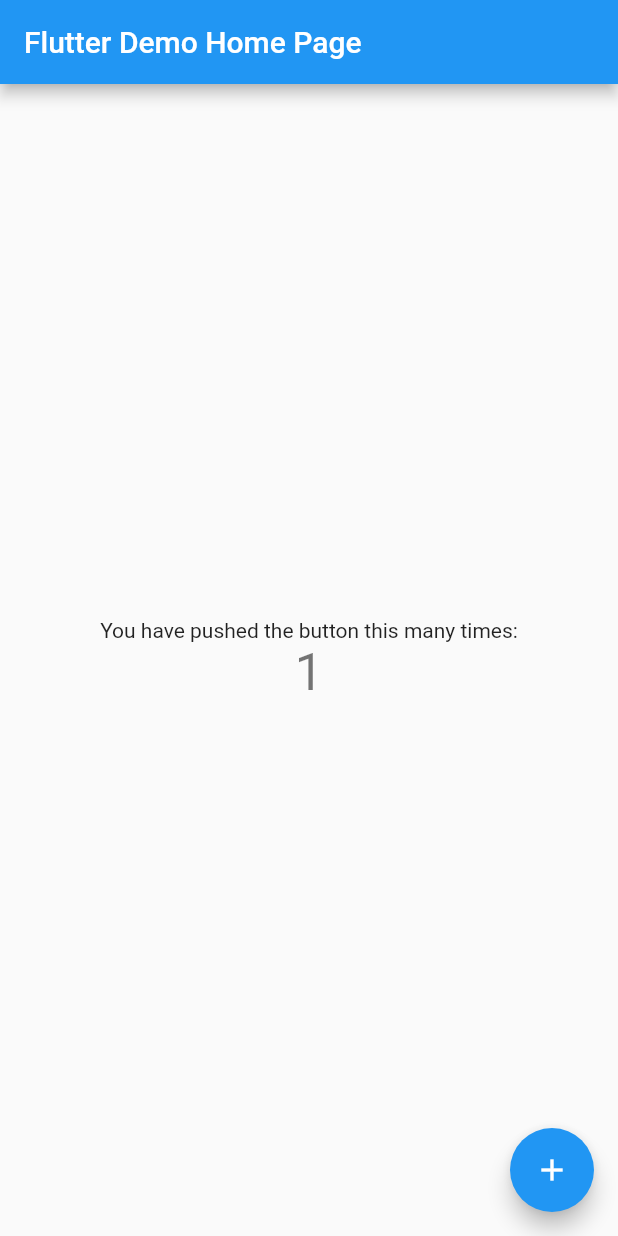
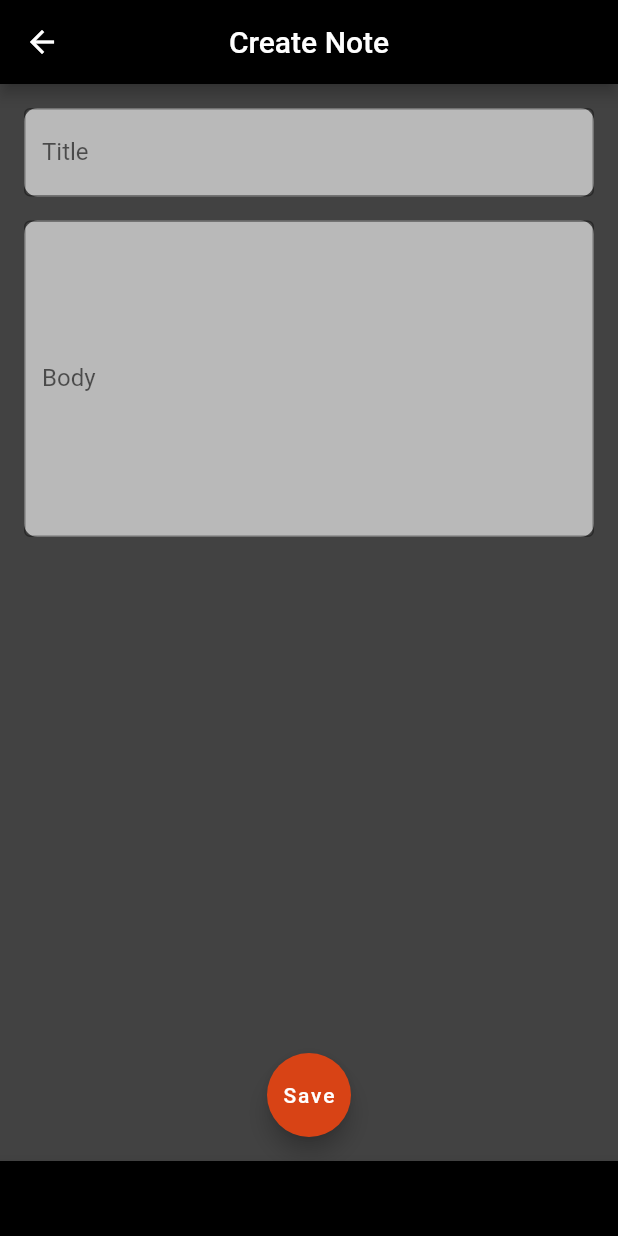
Before and after one commit to gurparshad/flutter-notes-application, a Flutter app: the screen it shows after launch, after a tap on the "add" icon, on a phone screen of 412 x 824 dp. Run offline on Flutter 3.47's test engine with Material 2 defaults, Android fonts, the phone set to English and light mode, and no system bars; our stand-ins replace cloud_firestore; accounts and stored records are empty.

Commit message:
firebase integration

```diff
--- /dev/null
+++ b/lib/create.dart
@@ -0,0 +1,93 @@
+import 'package:cloud_firestore/cloud_firestore.dart';
+import 'package:flutter/material.dart';
+
+class Create extends StatefulWidget {
+  @override
+  _CreateState createState() => _CreateState();
+}
+
+class _CreateState extends State<Create> {
+  final title = new TextEditingController();
+  final body = new TextEditingController();
+
+  saveNote() async {
+    await Firestore.instance
+        .collection('notes')
+        .document()
+        .setData({'title': title.text, 'body': body.text});
+    Navigator.pop(context);
+  }
+
+  @override
+  Widget build(BuildContext context) {
+    return Scaffold(
+      floatingActionButtonLocation: FloatingActionButtonLocation.centerFloat,
+      floatingActionButton: FloatingActionButton(
+        onPressed: () {
+          saveNote();
+        },
+        child: Text("Save"),
+        backgroundColor: Color(0xffd84315),
+      ),
+      bottomNavigationBar: BottomAppBar(
+        child: Container(
+          color: Colors.black,
+          height: 50,
+        ),
+      ),
+      backgroundColor: Color(0xff424242),
+      appBar: AppBar(
+        title: Text("Create Note"),
+        centerTitle: true,
+        backgroundColor: Colors.black,
+      ),
+      body: Padding(
+        padding: const EdgeInsets.all(8.0),
+        child: Column(
+          children: <Widget>[
+            Padding(
+              padding: const EdgeInsets.all(8.0),
+              child: Container(
+                decoration: BoxDecoration(
+                    borderRadius: BorderRadius.all(Radius.circular(9)),
+                    color: Color(0xa1ffffff)),
+                child: TextField(
+                  controller: title,
+                  decoration: InputDecoration(
+                    floatingLabelBehavior: FloatingLabelBehavior.never,
+                    border: OutlineInputBorder(),
+                    labelText: 'Title',
+                    focusedBorder: OutlineInputBorder(
+                      borderSide: const BorderSide(color: Colors.grey),
+                    ),
+                  ),
+                ),
+              ),
+            ),
+            Padding(
+              padding: const EdgeInsets.all(8.0),
+              child: Container(
+                decoration: BoxDecoration(
+                  borderRadius: BorderRadius.all(Radius.circular(9)),
+                  color: Color(0xa1ffffff),
+                ),
+                child: TextField(
+                  maxLines: 9,
+                  controller: body,
+                  decoration: InputDecoration(
+                    floatingLabelBehavior: FloatingLabelBehavior.never,
+                    border: OutlineInputBorder(),
+                    labelText: 'Body',
+                    focusedBorder: OutlineInputBorder(
+                      borderSide: const BorderSide(color: Colors.grey),
+                    ),
+                  ),
+                ),
+              ),
+            ),
+          ],
+        ),
+      ),
+    );
+  }
+}
--- a/lib/main.dart
+++ b/lib/main.dart
@@ -1,117 +1,10 @@
 import 'package:flutter/material.dart';
 
+import 'notes.dart';
+
 void main() {
-  runApp(MyApp());
+  runApp(MaterialApp(
+    home: Notes(),
+    debugShowCheckedModeBanner: false,
+  ));
 }
-
-class MyApp extends StatelessWidget {
-  // This widget is the root of your application.
-  @override
-  Widget build(BuildContext context) {
-    return MaterialApp(
-      title: 'Flutter Demo',
-      theme: ThemeData(
-        // This is the theme of your application.
-        //
-        // Try running your application with "flutter run". You'll see the
-        // application has a blue toolbar. Then, without quitting the app, try
-        // changing the primarySwatch below to Colors.green and then invoke
-        // "hot reload" (press "r" in the console where you ran "flutter run",
-        // or simply save your changes to "hot reload" in a Flutter IDE).
-        // Notice that the counter didn't reset back to zero; the application
-        // is not restarted.
-        primarySwatch: Colors.blue,
-        // This makes the visual density adapt to the platform that you run
-        // the app on. For desktop platforms, the controls will be smaller and
-        // closer together (more dense) than on mobile platforms.
-        visualDensity: VisualDensity.adaptivePlatformDensity,
-      ),
-      home: MyHomePage(title: 'Flutter Demo Home Page'),
-    );
-  }
-}
-
-class MyHomePage extends StatefulWidget {
-  MyHomePage({Key key, this.title}) : super(key: key);
-
-  // This widget is the home page of your application. It is stateful, meaning
-  // that it has a State object (defined below) that contains fields that affect
-  // how it looks.
-
-  // This class is the configuration for the state. It holds the values (in this
-  // case the title) provided by the parent (in this case the App widget) and
-  // used by the build method of the State. Fields in a Widget subclass are
-  // always marked "final".
-
-  final String title;
-
-  @override
-  _MyHomePageState createState() => _MyHomePageState();
-}
-
-class _MyHomePageState extends State<MyHomePage> {
-  int _counter = 0;
-
-  void _incrementCounter() {
-    setState(() {
-      // This call to setState tells the Flutter framework that something has
-      // changed in this State, which causes it to rerun the build method below
-      // so that the display can reflect the updated values. If we changed
-      // _counter without calling setState(), then the build method would not be
-      // called again, and so nothing would appear to happen.
-      _counter++;
-    });
-  }
-
-  @override
-  Widget build(BuildContext context) {
-    // This method is rerun every time setState is called, for instance as done
-    // by the _incrementCounter method above.
-    //
-    // The Flutter framework has been optimized to make rerunning build methods
-    // fast, so that you can just rebuild anything that needs updating rather
-    // than having to individually change instances of widgets.
-    return Scaffold(
-      appBar: AppBar(
-        // Here we take the value from the MyHomePage object that was created by
-        // the App.build method, and use it to set our appbar title.
-        title: Text(widget.title),
-      ),
-      body: Center(
-        // Center is a layout widget. It takes a single child and positions it
-        // in the middle of the parent.
-        child: Column(
-          // Column is also a layout widget. It takes a list of children and
-          // arranges them vertically. By default, it sizes itself to fit its
-          // children horizontally, and tries to be as tall as its parent.
-          //
-          // Invoke "debug painting" (press "p" in the console, choose the
-          // "Toggle Debug Paint" action from the Flutter Inspector in Android
-          // Studio, or the "Toggle Debug Paint" command in Visual Studio Code)
-          // to see the wireframe for each widget.
-          //
-          // Column has various properties to control how it sizes itself and
-          // how it positions its children. Here we use mainAxisAlignment to
-          // center the children vertically; the main axis here is the vertical
-          // axis because Columns are vertical (the cross axis would be
-          // horizontal).
-          mainAxisAlignment: MainAxisAlignment.center,
-          children: <Widget>[
-            Text(
-              'You have pushed the button this many times:',
-            ),
-            Text(
-              '$_counter',
-              style: Theme.of(context).textTheme.headline4,
-            ),
-          ],
-        ),
-      ),
-      floatingActionButton: FloatingActionButton(
-        onPressed: _incrementCounter,
-        tooltip: 'Increment',
-        child: Icon(Icons.add),
-      ), // This trailing comma makes auto-formatting nicer for build methods.
-    );
-  }
-}
--- /dev/null
+++ b/lib/notes.dart
@@ -0,0 +1,76 @@
+import 'package:flutter/material.dart';
+import 'package:cloud_firestore/cloud_firestore.dart';
+import 'create.dart';
+
+class Notes extends StatefulWidget {
+  @override
+  _NotesState createState() => _NotesState();
+}
+
+class _NotesState extends State<Notes> {
+  @override
+  Widget build(BuildContext context) {
+    return Scaffold(
+        backgroundColor: Color(0xff424242),
+        appBar: AppBar(
+          title: Text("Notes App"),
+          centerTitle: true,
+          backgroundColor: Colors.black,
+        ),
+        floatingActionButtonLocation: FloatingActionButtonLocation.centerDocked,
+        floatingActionButton: FloatingActionButton(
+          onPressed: () {
+            Navigator.push(
+              context,
+              MaterialPageRoute(builder: (context) => Create()),
+            );
+          },
+          child: Icon(Icons.add),
+          elevation: 0,
+          backgroundColor: Color(0xffd84315),
+        ),
+        bottomNavigationBar: BottomAppBar(
+          child: Container(
+            color: Colors.black,
+            height: 50,
+          ),
+        ),
+        body: StreamBuilder<QuerySnapshot>(
+          stream: Firestore.instance.collection('notes').snapshots(),
+          builder:
+              (BuildContext context, AsyncSnapshot<QuerySnapshot> snapshot) {
+            if (snapshot.hasError) return new Text('Error: ${snapshot.error}');
+            switch (snapshot.connectionState) {
+              case ConnectionState.waiting:
+                return new Text('Loading...');
+              default:
+                return new ListView(
+                  children:
+                      snapshot.data.documents.map((DocumentSnapshot document) {
+                    return Padding(
+                      padding: const EdgeInsets.all(8.0),
+                      child: Card(
+                        elevation: 0,
+                        color: Color(0x11ffffff),
+                        child: new ListTile(
+                          title: new Text(
+                            document['title'],
+                            style: TextStyle(
+                                color: Colors.white,
+                                fontSize: 20.0,
+                                fontWeight: FontWeight.bold),
+                          ),
+                          subtitle: new Text(document['body'],
+                              style: TextStyle(
+                                  color: Colors.white,
+                                  fontWeight: FontWeight.w400)),
+                        ),
+                      ),
+                    );
+                  }).toList(),
+                );
+            }
+          },
+        ));
+  }
+}
```
Also changed, not shown: pubspec.yaml (+4 -3 lines), pubspec.lock, 4 other files.
